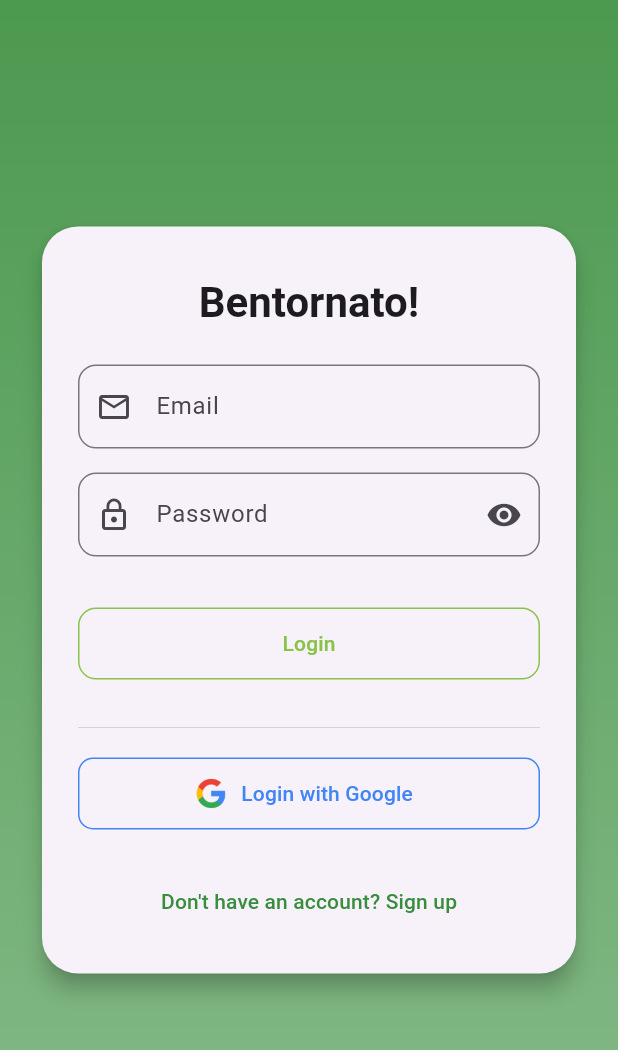
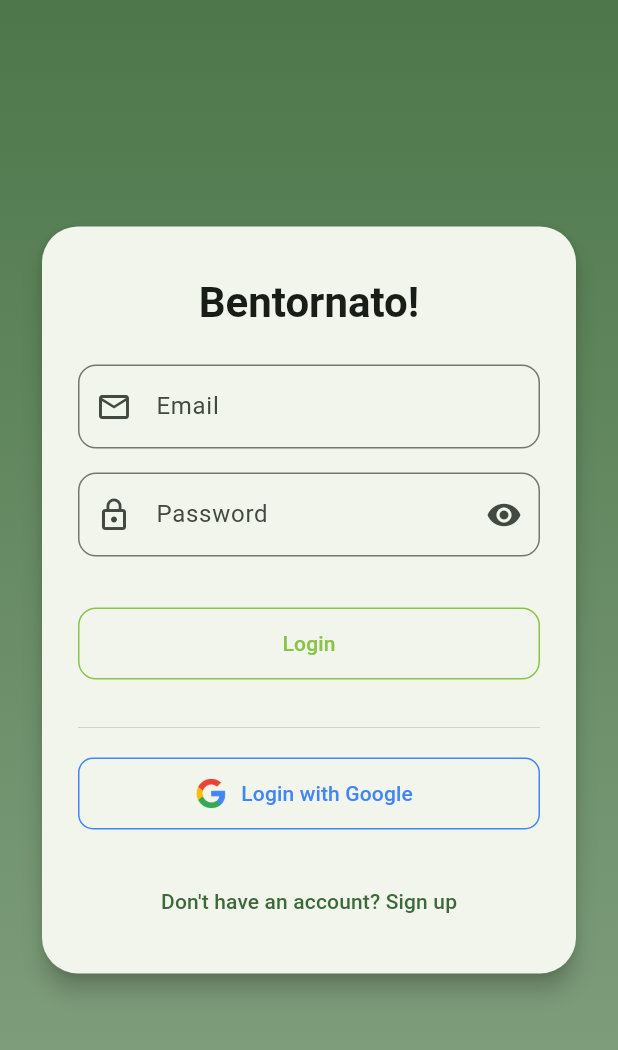
Before and after one commit to kappall/whatfood, a Flutter app: the screen it shows after launch, on a phone screen of 412 x 824 dp. Shown: the top 1050 px of the screen. Run offline on Flutter 3.47's test engine with Material 3 defaults, Android fonts, the phone set to English and light mode, and no system bars; our stand-ins replace camera, file_picker, fl_chart, flutter_heatmap_calendar, flutter_riverpod, flutter_secure_storage and 7 more; missing offline and left inert: amplify_api, amplify_auth_cognito, amplify_core, amplify_datastore, amplify_flutter, amplify_storage_s3 and 3 more; accounts and stored records are empty.

Commit message:
style: change color schema

```diff
--- a/lib/features/settings/screens/setting_screen.dart
+++ b/lib/features/settings/screens/setting_screen.dart
@@ -3,7 +3,6 @@ import 'package:flutter_riverpod/flutter_riverpod.dart';
 import 'package:routemaster/routemaster.dart';
 import 'package:whatfood/features/auth/controller/auth_controller.dart';
 import 'package:whatfood/main.dart';
-//TODO handle routing after delete o logout
 
 class SettingsScreen extends ConsumerWidget {
   const SettingsScreen({super.key});
--- a/lib/main.dart
+++ b/lib/main.dart
@@ -133,47 +133,53 @@ class _MyAppState extends ConsumerState<MyApp> {
   }
 
   ThemeData _buildLightTheme() {
-    final base = ThemeData.light();
-    return base.copyWith(
-      colorScheme: base.colorScheme.copyWith(
-        primary: Colors.green.shade700,
-        secondary: Colors.orangeAccent,
-        background: Colors.white,
-      ),
-      scaffoldBackgroundColor: Colors.white,
-      appBarTheme: const AppBarTheme(
-        backgroundColor: Colors.white,
+    final scheme = ColorScheme.fromSeed(
+      seedColor: Colors.green.shade700,
+      brightness: Brightness.light,
+    );
+
+    return ThemeData(
+      colorScheme: scheme,
+      scaffoldBackgroundColor: scheme.background,
+      appBarTheme: AppBarTheme(
+        backgroundColor: scheme.surface,
         elevation: 2,
-        iconTheme: IconThemeData(color: Colors.black87),
+        iconTheme: IconThemeData(color: scheme.onSurface),
         titleTextStyle: TextStyle(
-            color: Colors.black87, fontSize: 20, fontWeight: FontWeight.bold),
+          color: scheme.onSurface,
+          fontSize: 20,
+          fontWeight: FontWeight.bold,
+        ),
       ),
       bottomNavigationBarTheme: BottomNavigationBarThemeData(
-        selectedItemColor: Colors.green.shade700,
-        unselectedItemColor: Colors.grey,
+        selectedItemColor: scheme.primary,
+        unselectedItemColor: scheme.onSurface.withOpacity(0.6),
       ),
     );
   }
 
   ThemeData _buildDarkTheme() {
-    final base = ThemeData.dark();
-    return base.copyWith(
-      colorScheme: base.colorScheme.copyWith(
-        primary: Colors.green.shade300,
-        secondary: Colors.deepOrangeAccent,
-        background: Colors.black,
-      ),
-      scaffoldBackgroundColor: Colors.black,
-      appBarTheme: const AppBarTheme(
-        backgroundColor: Colors.black,
+    final scheme = ColorScheme.fromSeed(
+      seedColor: Colors.green.shade300,
+      brightness: Brightness.dark,
+    );
+
+    return ThemeData(
+      colorScheme: scheme,
+      scaffoldBackgroundColor: scheme.background,
+      appBarTheme: AppBarTheme(
+        backgroundColor: scheme.surface,
         elevation: 2,
-        iconTheme: IconThemeData(color: Colors.white),
+        iconTheme: IconThemeData(color: scheme.onSurface),
         titleTextStyle: TextStyle(
-            color: Colors.white, fontSize: 20, fontWeight: FontWeight.bold),
+          color: scheme.onSurface,
+          fontSize: 20,
+          fontWeight: FontWeight.bold,
+        ),
       ),
       bottomNavigationBarTheme: BottomNavigationBarThemeData(
-        selectedItemColor: Colors.green.shade300,
-        unselectedItemColor: Colors.grey,
+        selectedItemColor: scheme.primary,
+        unselectedItemColor: scheme.onSurface.withOpacity(0.6),
       ),
     );
   }
```
Also changed, not shown: lib/features/home/screens/home_screen.dart (+8 -23 lines), lib/pages/app_scaffold.dart (+13 -6 lines).
